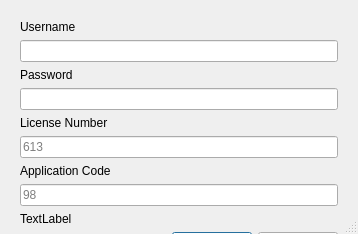
The window that terraindex_login.ui (KRS-dev/TerraIndex-Plugin) describes before a commit, drawn with Qt 5.
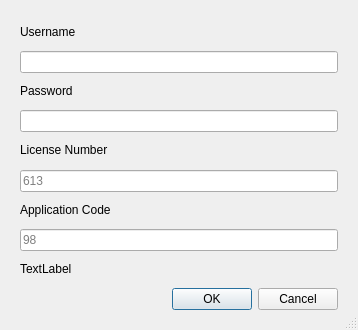
The same window after the commit. Custom widgets are drawn as their Qt base class.

```diff
--- a/terraindex_login.ui
+++ b/terraindex_login.ui
@@ -7,7 +7,7 @@
     <x>0</x>
     <y>0</y>
     <width>358</width>
-    <height>234</height>
+    <height>400</height>
    </rect>
   </property>
   <property name="sizePolicy">
```
